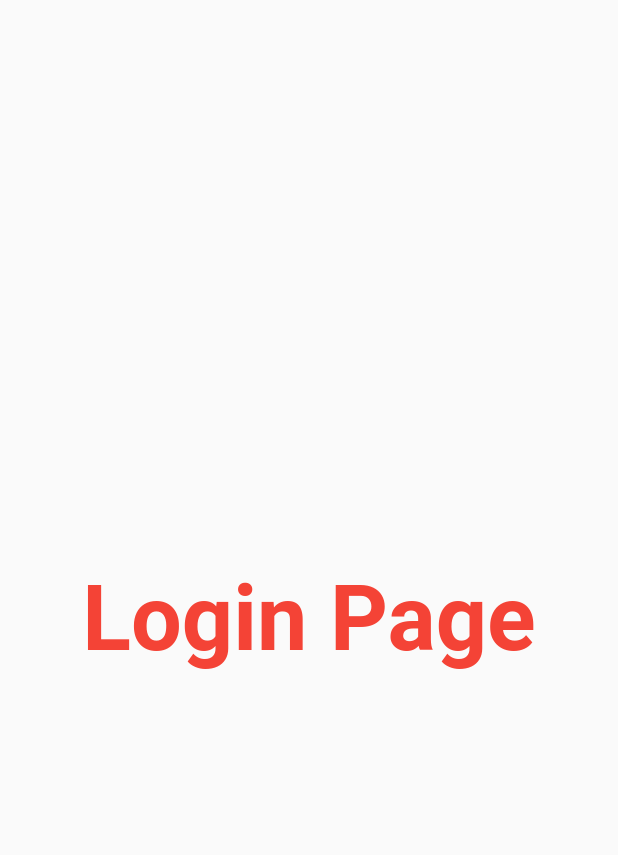
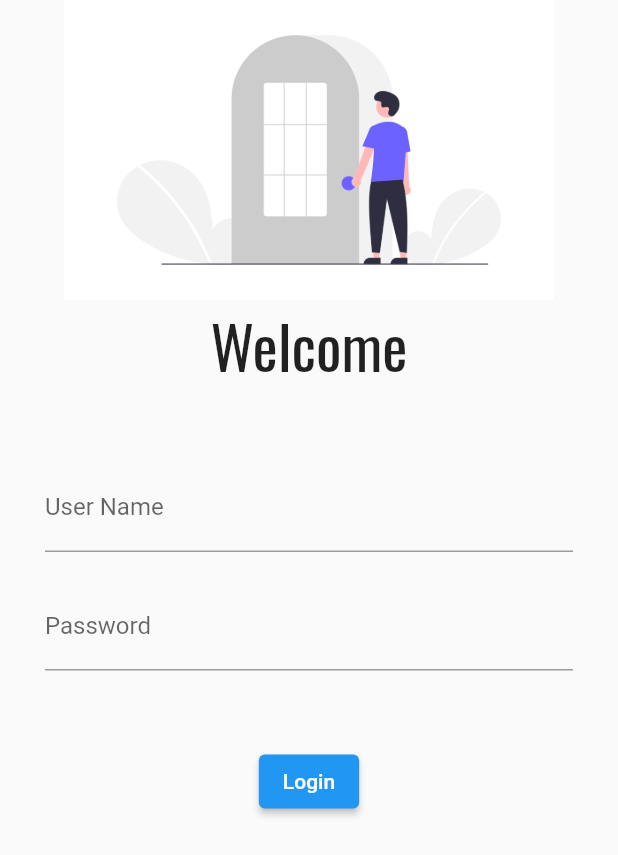
Before and after one commit to TejasParse/30DaysOfFlutter, a Flutter app: the screen it shows after launch, on a phone screen of 412 x 824 dp. Shown: the top 855 px of the screen. Run offline on Flutter 3.47's test engine with Material 2 defaults, Android fonts, the phone set to English and light mode, and no system bars; our stand-ins replace google_fonts.

```diff
--- a/lib/pages/login_page.dart
+++ b/lib/pages/login_page.dart
@@ -1,4 +1,5 @@
 import 'package:flutter/material.dart';
+import 'package:google_fonts/google_fonts.dart';
 
 class LoginPage extends StatelessWidget {
   const LoginPage({Key? key}) : super(key: key);
@@ -7,15 +8,45 @@ class LoginPage extends StatelessWidget {
   Widget build(BuildContext context) {
     return Scaffold(
       body: Center(
-        child: Text(
-            "Login Page",
-        style: TextStyle(
-          fontSize: 20,
-          fontWeight: FontWeight.bold,
-          color: Colors.red,
-          ),
-          textScaleFactor: 3.0,
-        ),
+        child: Column(
+          children: [
+            Image.asset("assets/images/login.png",height: 200,),
+            Text(
+              "Welcome",
+              style: GoogleFonts.oswald(fontSize: 20),
+              textScaleFactor: 2,
+            ),
+            SizedBox(height: 20),
+            Padding(
+              padding: const EdgeInsets.symmetric(vertical: 30,horizontal: 30),
+              child: Column(
+                children: [
+                  TextFormField(
+                    decoration: InputDecoration(
+                      hintText: "Enter User Name",
+                      labelText: "User Name"
+                    ),
+                  ),
+                  SizedBox(height: 20,),
+                  TextFormField(
+                    obscureText: true,
+                    decoration: InputDecoration(
+                      hintText: "Enter Password",
+                      labelText: "Password"
+                    ),
+                  ),
+                ],
+              ),
+            ),
+            SizedBox(height: 20,),
+            ElevatedButton(
+                onPressed: (){
+                  Navigator.pushNamed(context,"/Home");
+                },
+                child: Text("Login")
+            )
+          ],
+        )
       ),
     );
   }
```
Also changed, not shown: pubspec.yaml (+4 -3 lines), pubspec.lock.
